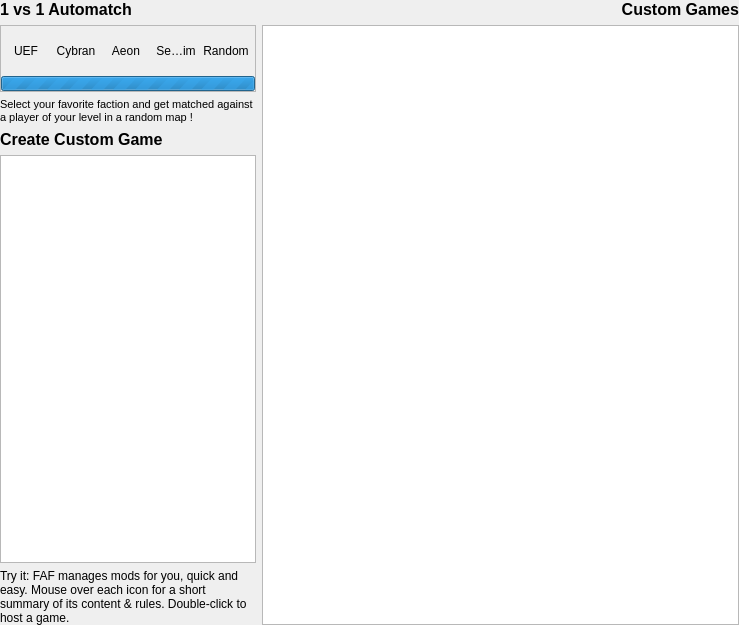
This is src/_res/games/games.ui in IDragonfire/modular-client as Qt 5 draws it before an edit. The edited form follows.
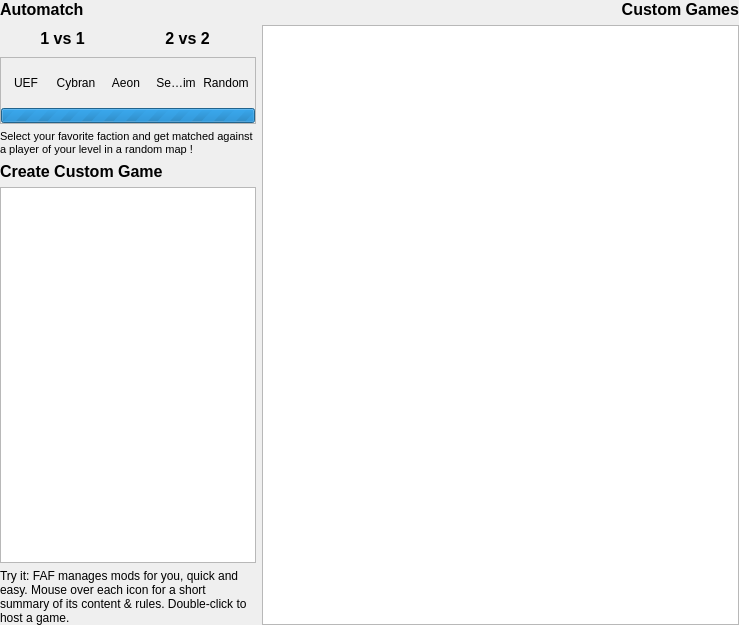
This is the edited form.

Commit message: Added 2v2 and 1v1 ladder buttons to the UI on the games tab. All that is possible on the lobby side.

What changed in the file:
```diff
--- a/src/_res/games/games.ui
+++ b/src/_res/games/games.ui
@@ -56,10 +56,95 @@
          </font>
         </property>
         <property name="text">
-         <string>1 vs 1 Automatch</string>
+         <string>Automatch</string>
         </property>
        </widget>
       </item>
+      <item>
+       <layout class="QHBoxLayout" name="layoutTypeButtons">
+        <property name="spacing">
+         <number>0</number>
+        </property>
+        <property name="topMargin">
+         <number>0</number>
+        </property>
+        <item>
+         <widget class="QToolButton" name="Button1v1">
+          <property name="enabled">
+           <bool>true</bool>
+          </property>
+          <property name="minimumSize">
+           <size>
+            <width>115</width>
+            <height>0</height>
+           </size>
+          </property>
+          <property name="maximumSize">
+           <size>
+            <width>115</width>
+            <height>200</height>
+           </size>
+          </property>
+          <property name="font">
+           <font>
+            <family>Segoe UI</family>
+            <pointsize>12</pointsize>
+            <weight>75</weight>
+            <bold>true</bold>
+           </font>
+          </property>
+          <property name="focusPolicy">
+           <enum>Qt::NoFocus</enum>
+          </property>
+          <property name="autoFillBackground">
+           <bool>true</bool>
+          </property>
+          <property name="text">
+           <string>1 vs 1</string>
+          </property>
+          <property name="checkable">
+           <bool>true</bool>
+          </property>
+          <property name="checked">
+           <bool>false</bool>
+          </property>
+          <property name="autoRaise">
+           <bool>true</bool>
+          </property>
+         </widget>
+        </item>
+        <item>
+         <widget class="QToolButton" name="Button2v2">
+          <property name="minimumSize">
+           <size>
+            <width>125</width>
+            <height>0</height>
+           </size>
+          </property>
+          <property name="font">
+           <font>
+            <family>Segoe UI</family>
+            <pointsize>12</pointsize>
+            <weight>75</weight>
+            <bold>true</bold>
+           </font>
+          </property>
+          <property name="focusPolicy">
+           <enum>Qt::NoFocus</enum>
+          </property>
+          <property name="text">
+           <string>2 vs 2</string>
+          </property>
+          <property name="checkable">
+           <bool>true</bool>
+          </property>
+          <property name="autoRaise">
+           <bool>true</bool>
+          </property>
+         </widget>
+        </item>
+       </layout>
+      </item>
       <item>
        <widget class="QFrame" name="rankedFrame">
         <property name="sizePolicy">
```
The commit also changes 2 other files.
